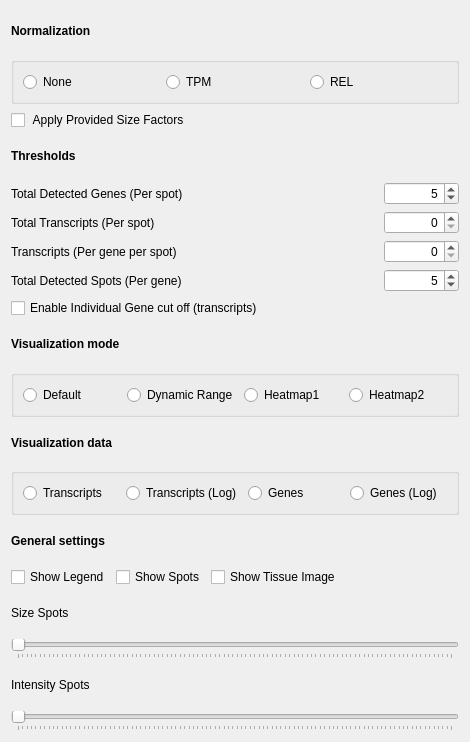
The window that src/viewPages/SettingsWidget.ui (jfnavarro/st_viewer) describes before a commit, drawn with Qt 5.
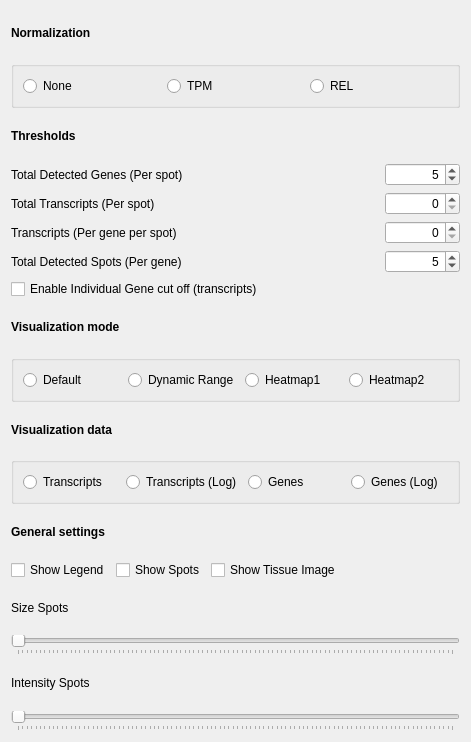
The same window after the commit.

```diff
--- a/src/viewPages/SettingsWidget.ui
+++ b/src/viewPages/SettingsWidget.ui
@@ -6,7 +6,7 @@
    <rect>
     <x>0</x>
     <y>0</y>
-    <width>470</width>
+    <width>471</width>
     <height>742</height>
    </rect>
   </property>
@@ -99,36 +99,6 @@
      </layout>
     </widget>
    </item>
-   <item>
-    <layout class="QHBoxLayout" name="horizontalLayout_9">
-     <item>
-      <widget class="QCheckBox" name="sizeFactors">
-       <property name="toolTip">
-        <string>Apply size factors to counts matrix if the dataset has valid sisze-factors</string>
-       </property>
-       <property name="statusTip">
-        <string>Apply size factors to counts matrix if the dataset has valid sisze-factors</string>
-       </property>
-       <property name="text">
-        <string> Apply Provided Size Factors</string>
-       </property>
-      </widget>
-     </item>
-     <item>
-      <spacer name="horizontalSpacer_5">
-       <property name="orientation">
-        <enum>Qt::Horizontal</enum>
-       </property>
-       <property name="sizeHint" stdset="0">
-        <size>
-         <width>40</width>
-         <height>20</height>
-        </size>
-       </property>
-      </spacer>
-     </item>
-    </layout>
-   </item>
    <item>
     <widget class="QLabel" name="label_7">
      <property name="font">
```
